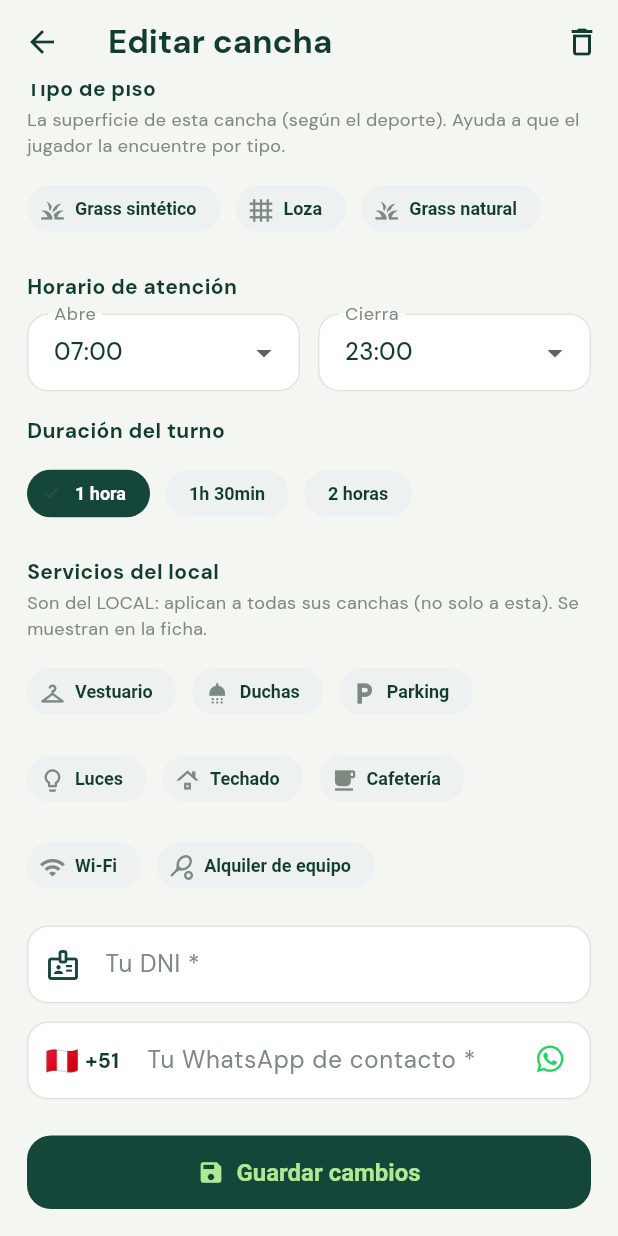
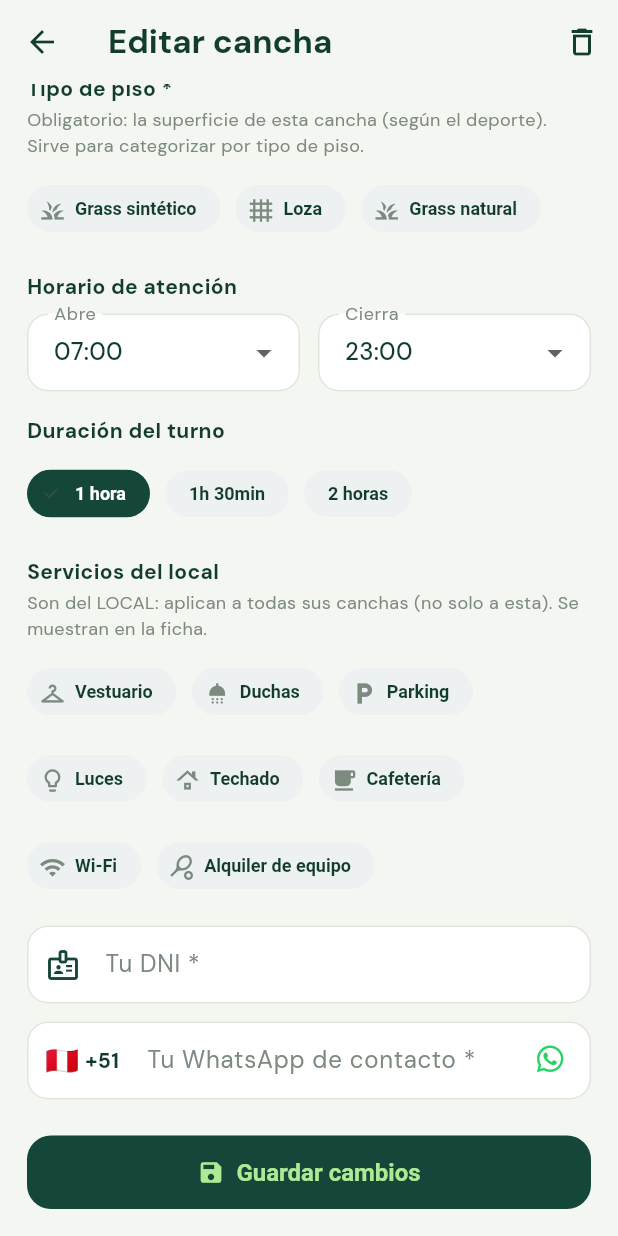
Before and after one commit to dcalagua/canchas-app-lima, a Flutter app: the EditarCanchaScreen screen opened directly with sample values from the repository, scrolled down 904 dp, on a phone screen of 412 x 824 dp. Run offline on Flutter 3.47's test engine with Material 3 defaults, Android fonts, the phone set to English and light mode, and no system bars; our stand-ins replace font_awesome_flutter, geocoding, geolocator, google_fonts, google_maps_flutter, google_sign_in and 3 more; accounts and stored records are empty.

Commit message:
Tipo de piso OBLIGATORIO al reclamar/registrar cancha
Para poder categorizar por piso más adelante, la superficie ahora es requisito:
- editar_cancha: no guarda sin tipo de piso (punto donde se finaliza el reclamo).
- agregar_cancha: no guarda sin tipo de piso.
- registrar_cancha (cancha nueva): selector de piso POR deporte marcado, con
  validación; al reclamar se sigue definiendo luego en Editar.
Etiquetas marcadas con "*" (obligatorio).

Co-Authored-By: Claude Opus 4.8 (1M context) <noreply@anthropic.com>
Claude-Session: https://claude.ai/code/session_017fg7ijXuZRX6jvFjZELf83

```diff
--- a/lib/screens/agregar_cancha_screen.dart
+++ b/lib/screens/agregar_cancha_screen.dart
@@ -51,6 +51,10 @@ class _AgregarCanchaScreenState extends State<AgregarCanchaScreen> {
               .length +
           1;
       nombre = '${_deporte.etiqueta} $n';
+    }
+    if (_superficie.trim().isEmpty) {
+      _avisar('Marca el tipo de piso de la cancha (obligatorio).');
+      return;
     }
     final precio = double.tryParse(_precio.text.trim().replaceAll(',', '.'));
     if (precio == null || precio <= 0) {
@@ -156,7 +160,7 @@ class _AgregarCanchaScreenState extends State<AgregarCanchaScreen> {
             ],
           ),
           const SizedBox(height: 16),
-          const Text('Tipo de piso',
+          const Text('Tipo de piso *',
               style: TextStyle(fontWeight: FontWeight.w700)),
           const SizedBox(height: 8),
           Wrap(
--- a/lib/screens/editar_cancha_screen.dart
+++ b/lib/screens/editar_cancha_screen.dart
@@ -159,6 +159,12 @@ class _EditarCanchaScreenState extends State<EditarCanchaScreen> {
     final nombre = _nombre.text.trim();
     if (nombre.isEmpty) {
       _avisar('Ponle un nombre a la cancha.');
+      return;
+    }
+    // Tipo de piso OBLIGATORIO: al reclamar/gestionar tu cancha debes indicar la
+    // superficie (para poder categorizar por piso más adelante).
+    if (_superficie.trim().isEmpty) {
+      _avisar('Marca el tipo de piso de la cancha (obligatorio).');
       return;
     }
     final esReclamo = widget.cancha.dueno.isEmpty;
@@ -501,12 +507,12 @@ class _EditarCanchaScreenState extends State<EditarCanchaScreen> {
             ),
           ),
           const SizedBox(height: 18),
-          const Text('Tipo de piso',
+          const Text('Tipo de piso *',
               style: TextStyle(fontWeight: FontWeight.w700)),
           const SizedBox(height: 2),
           Text(
-              'La superficie de esta cancha (según el deporte). Ayuda a que el '
-              'jugador la encuentre por tipo.',
+              'Obligatorio: la superficie de esta cancha (según el deporte). '
+              'Sirve para categorizar por tipo de piso.',
               style: TextStyle(color: textoTenue, fontSize: 12)),
           const SizedBox(height: 10),
           Wrap(
```
Also changed, not shown: lib/screens/registrar_cancha_screen.dart (+55 -0 lines).
